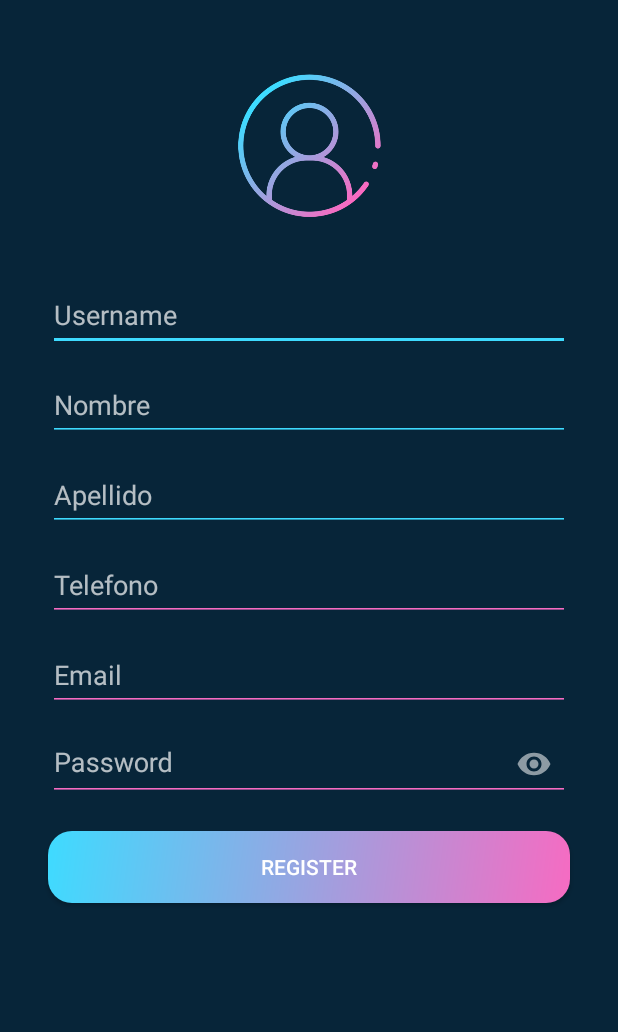
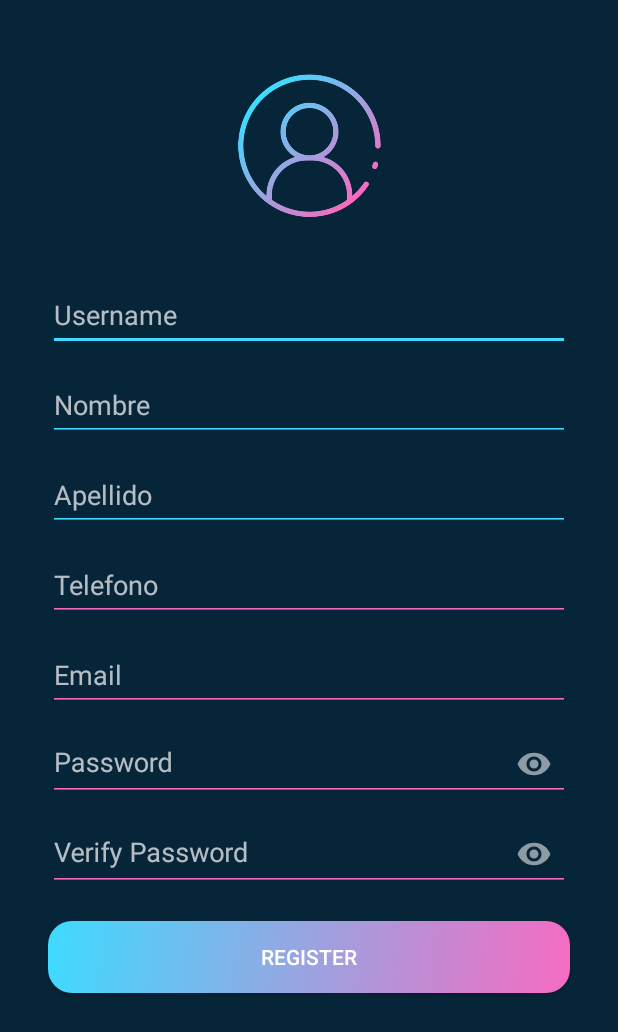
Before and after one commit to Sherna03/Biblioteca_Virtual, an Android app: the Register screen opened directly, with no data from a screen before it, on a phone screen of 412 x 824 dp. Shown: the top 1032 px of the screen. Run offline under Robolectric (Android 15) with nearby library versions, the phone set to English and light mode, and no system bars; our stand-ins replace Firebase (no records; nobody signed in at launch, a user with empty details on screens opened directly), Volley.

Commit message:
Cambios de seguridad

```diff
--- a/app/src/main/res/layout/activity_register.xml
+++ b/app/src/main/res/layout/activity_register.xml
@@ -91,21 +91,20 @@
         android:layout_marginStart="32dp"
         android:layout_marginTop="12dp"
         android:layout_marginEnd="32dp"
+        android:autofillHints=""
         android:backgroundTint="#f66bc2"
         android:ems="10"
         android:hint="@string/email"
         android:inputType="textEmailAddress"
         app:layout_constraintEnd_toEndOf="parent"
         app:layout_constraintStart_toStartOf="parent"
-        app:layout_constraintTop_toBottomOf="@+id/Telefono"
-        android:autofillHints="" />
+        app:layout_constraintTop_toBottomOf="@+id/Telefono" />
 
     <com.google.android.material.textfield.TextInputLayout
+        android:id="@+id/textInputLayout"
         android:layout_width="match_parent"
         android:layout_height="60dp"
-        android:layout_marginBottom="20dp"
         app:endIconMode="password_toggle"
-        app:layout_constraintBottom_toTopOf="@+id/register"
         app:layout_constraintEnd_toEndOf="parent"
         app:layout_constraintHorizontal_bias="1.0"
         app:layout_constraintStart_toStartOf="parent"
@@ -122,7 +121,30 @@
             android:ems="10"
             android:hint="@string/password"
             android:inputType="textPassword" />
+    </com.google.android.material.textfield.TextInputLayout>
 
+    <com.google.android.material.textfield.TextInputLayout
+        android:id="@+id/textInputLayout2"
+        android:layout_width="match_parent"
+        android:layout_height="60dp"
+        android:layout_marginTop="60dp"
+        app:endIconMode="password_toggle"
+        app:layout_constraintEnd_toEndOf="parent"
+        app:layout_constraintHorizontal_bias="1.0"
+        app:layout_constraintStart_toStartOf="parent"
+        app:layout_constraintTop_toBottomOf="@+id/Email">
+
+        <com.google.android.material.textfield.TextInputEditText
+            android:id="@+id/VerifyPassword"
+            android:layout_width="match_parent"
+            android:layout_height="match_parent"
+            android:layout_marginStart="32dp"
+            android:layout_marginTop="32dp"
+            android:layout_marginEnd="32dp"
+            android:backgroundTint="#f66bc2"
+            android:ems="10"
+            android:hint="@string/VerifyPassword"
+            android:inputType="textPassword" />
     </com.google.android.material.textfield.TextInputLayout>
 
     <Button
@@ -130,15 +152,16 @@
         android:layout_width="match_parent"
         android:layout_height="wrap_content"
         android:layout_marginStart="32dp"
-        android:layout_marginTop="80dp"
+        android:layout_marginTop="20dp"
         android:layout_marginEnd="32dp"
+        android:layout_marginBottom="60dp"
         android:background="@drawable/button_circular"
         android:text="@string/register"
         android:textColor="@drawable/button_text_black"
         app:layout_constraintEnd_toEndOf="parent"
         app:layout_constraintHorizontal_bias="0.498"
         app:layout_constraintStart_toStartOf="parent"
-        app:layout_constraintTop_toBottomOf="@+id/Email" />
+        app:layout_constraintTop_toBottomOf="@+id/textInputLayout2" />
 
 
 </androidx.constraintlayout.widget.ConstraintLayout>
--- a/app/src/main/res/layout/fragment_profile.xml
+++ b/app/src/main/res/layout/fragment_profile.xml
@@ -28,8 +28,7 @@
         android:contentDescription="@string/imgprofile"
         app:layout_constraintEnd_toEndOf="parent"
         app:layout_constraintStart_toStartOf="parent"
-        app:layout_constraintTop_toTopOf="parent"
-        app:srcCompat="@drawable/login" />
+        app:layout_constraintTop_toTopOf="parent" />
 
 
     <Button
--- a/app/src/main/res/values/strings.xml
+++ b/app/src/main/res/values/strings.xml
@@ -4,6 +4,7 @@
     <string name="login">Login</string>
     <string name="email">Email</string>
     <string name="password">Password</string>
+    <string name="VerifyPassword">Verify Password</string>
     <string name="imgprofile">imgprofile</string>
     <string name="google">google</string>
     <string name="nombre">Nombre</string>
```
Also changed, not shown: app/src/main/java/com/lostdream/bibliotecavirtual/MainActivity.java (+34 -88 lines), app/src/main/java/com/lostdream/bibliotecavirtual/Register.java (+55 -33 lines).
